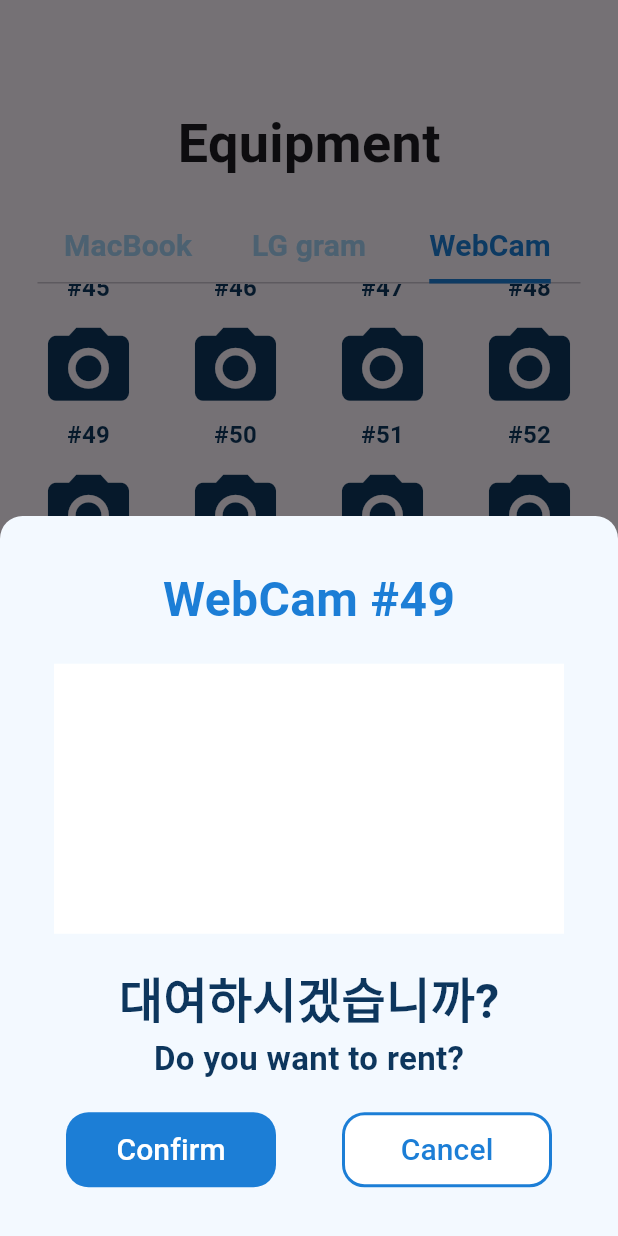
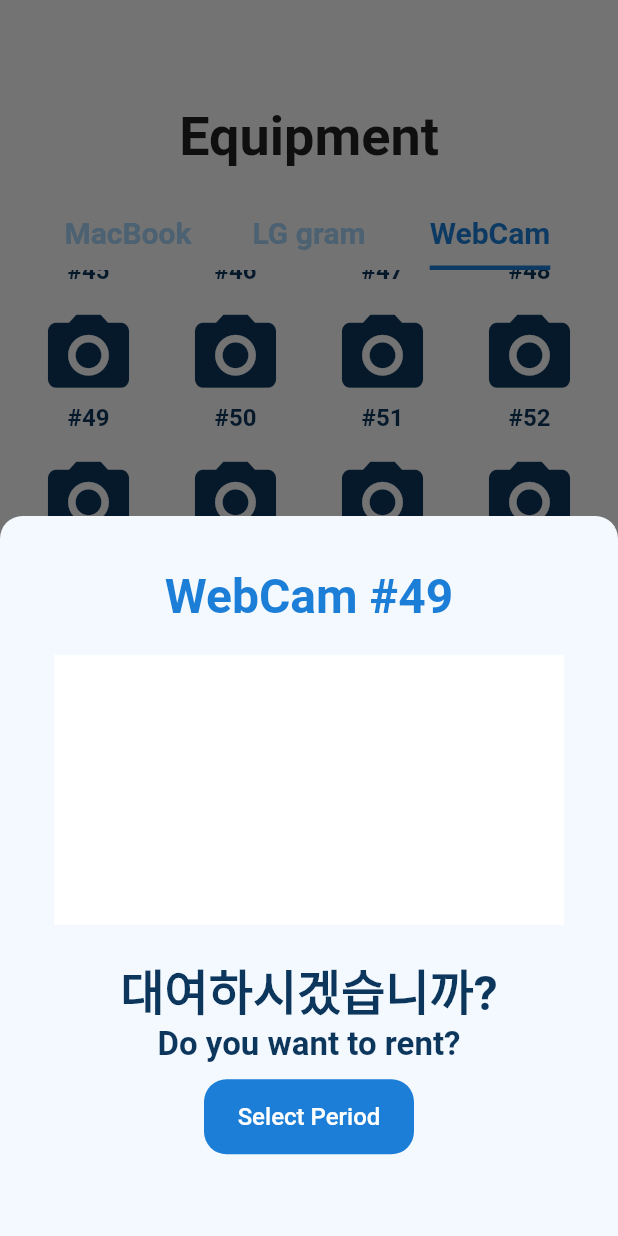
Before and after one commit to CAU-MobileApp-2023/CAU-rent, a Flutter app: the EquipmentPage screen opened directly, tab 3 chosen, scrolled down 1152 dp, after a tap on the "photo camera" icon, on a phone screen of 412 x 824 dp. Run offline on Flutter 3.47's test engine with Material 3 defaults, Android fonts, the phone set to English and light mode, and no system bars; our stand-ins replace syncfusion_flutter_datepicker.

Commit message:
[FEAT] 장비 대여 기능 초기 구현

```diff
--- a/lib/equipment_page.dart
+++ b/lib/equipment_page.dart
@@ -1,5 +1,6 @@
 import 'package:flutter/material.dart';
 import 'package:teamproject/style.dart';
+import 'package:syncfusion_flutter_datepicker/datepicker.dart';
 
 class EquipmentPage extends StatefulWidget {
   const EquipmentPage({super.key});
@@ -150,11 +151,16 @@ class _EquipmentPageState extends State<EquipmentPage> {
   }
 
   void _showModalBottomSheet(BuildContext context, String equipmentType, int equipmentNum) {
+    DateTimeRange? selectedDateRange;
+    bool isDateSelected = false; // 날짜 선택 상태 추적
+
     showModalBottomSheet(
       context: context,
       backgroundColor: Colors.transparent,
       isScrollControlled: true,
       builder: (BuildContext context) {
+        return StatefulBuilder(
+          builder: (BuildContext context, StateSetter setState) {
             return Container(
               height: 480,
               decoration: const BoxDecoration(
@@ -179,14 +185,19 @@ class _EquipmentPageState extends State<EquipmentPage> {
                     'Do you want to rent?',
                     style: TextStyle(fontSize: 22, color: AppColor.Blue4, fontWeight: FontWeight.bold),
                   ),
-              const SizedBox(height: 20),
-              Row(
-                mainAxisAlignment: MainAxisAlignment.spaceEvenly,
-                children: [
+                  const SizedBox(height: 10),
+                  // 날짜 선택 버튼
+                  if (!isDateSelected)
                     TextButton(
                       onPressed: () {
-                      // equipmentType, equipmentNum
-                      Navigator.of(context).pop(); // AlertDialog 닫기
+                        _showDatePickerDialog(context, (DateTimeRange? range) {
+                          if (range != null) {
+                            setState(() {
+                              selectedDateRange = range;
+                              isDateSelected = true;
+                            });
+                          }
+                        });
                       },
                       style: ButtonStyle(
                         backgroundColor: MaterialStateProperty.all<Color>(AppColor.Blue),
@@ -194,43 +205,129 @@ class _EquipmentPageState extends State<EquipmentPage> {
                         fixedSize: MaterialStateProperty.all<Size>(const Size(140, 50)),
                         shape: MaterialStateProperty.all<OutlinedBorder>(
                             RoundedRectangleBorder(
-                            borderRadius: BorderRadius.circular(15.0), // 버튼의 모서리를 둥글게
+                              borderRadius: BorderRadius.circular(15.0),
                             )
                         ),
                       ),
                       child: const Text(
-                      'Confirm',
-                      style: TextStyle(fontSize: 20),
+                        'Select Period',
+                        style: TextStyle(fontSize: 16),
                       ),
+                    ),
+                  // 선택된 날짜 범위 표시
+                  if (selectedDateRange != null)
+                    Padding(
+                      padding: const EdgeInsets.all(8.0),
+                      child: Text(
+                        'Selected Period: ${selectedDateRange?.start.toLocal().toString().split(' ')[0]} - ${selectedDateRange?.end.toLocal().toString().split(' ')[0]}',
+                        style: const TextStyle(fontSize: 16, color: AppColor.Blue4),
+                      ),
+                    ),
+                  // 'Confirm' 및 'Cancel' 버튼 (날짜가 선택된 경우에만 활성화)
+                  if (isDateSelected)
+                    Row(
+                      mainAxisAlignment: MainAxisAlignment.spaceEvenly,
+                      children: [
+                        TextButton(
+                          onPressed: () {
+                            // 대여 처리 로직
+                            Navigator.of(context).pop();
+                          },
+                          style: ButtonStyle(
+                            backgroundColor: MaterialStateProperty.all<Color>(AppColor.Blue),
+                            foregroundColor: MaterialStateProperty.all<Color>(Colors.white),
+                            fixedSize: MaterialStateProperty.all<Size>(const Size(120, 40)),
+                            shape: MaterialStateProperty.all<OutlinedBorder>(
+                                RoundedRectangleBorder(
+                                  borderRadius: BorderRadius.circular(15.0),
+                                )
+                            ),
+                          ),
+                          child: const Text('Confirm', style: TextStyle(fontSize: 20)),
                         ),
                         TextButton(
                           onPressed: () {
-                      Navigator.of(context).pop(); // AlertDialog 닫기
+                            Navigator.of(context).pop();
                           },
                           style: ButtonStyle(
-                      backgroundColor: MaterialStateProperty.all<Color>(Colors.white),
-                      foregroundColor: MaterialStateProperty.all<Color>(AppColor.Blue),
-                      side: MaterialStateProperty.all<BorderSide>(const BorderSide(color: AppColor.Blue, width: 2.0)),
-                      fixedSize: MaterialStateProperty.all<Size>(const Size(140, 50)),
+                            backgroundColor: MaterialStateProperty.all<Color>(AppColor.Blue),
+                            foregroundColor: MaterialStateProperty.all<Color>(Colors.white),
+                            fixedSize: MaterialStateProperty.all<Size>(const Size(120, 40)),
                             shape: MaterialStateProperty.all<OutlinedBorder>(
                                 RoundedRectangleBorder(
-                            borderRadius: BorderRadius.circular(15.0), // 버튼의 모서리를 둥글게
+                                  borderRadius: BorderRadius.circular(15.0),
                                 )
                             ),
                           ),
-                    child: const Text(
-                      'Cancel',
-                      style: TextStyle(fontSize: 20),
-                    ),
+                          child: const Text('Cancel', style: TextStyle(fontSize: 20)),
                         ),
                       ],
                     ),
+                  const SizedBox(height: 20),
                 ],
               ),
             );
           },
         );
+      },
+    );
   }
+
+  void _showDatePickerDialog(BuildContext context, Function(DateTimeRange?) onSelect) {
+    DateTime? selectedStartDate;
+    DateTime? selectedEndDate;
+    DateTime maxDate = DateTime.now().add(const Duration(days: 90)); // 초기 maxDate 설정
+
+    showDialog(
+      context: context,
+      builder: (BuildContext context) {
+        return StatefulBuilder( // StatefulBuilder 추가
+            builder: (context, setState) {
+              return AlertDialog(
+                title: const Text('Select Date Range'),
+                content: Container(
+                  width: double.maxFinite,
+                  child: SfDateRangePicker(
+                    onSelectionChanged: (DateRangePickerSelectionChangedArgs args) {
+                      if (args.value is PickerDateRange) {
+                        final PickerDateRange range = args.value;
+                        selectedStartDate = range.startDate;
+                        selectedEndDate = range.endDate ?? range.startDate!.add(const Duration(days: 1));
+
+                        // 시작 날짜가 선택되면 maxDate 업데이트
+                        if (selectedStartDate != null) {
+                          setState(() {
+                            maxDate = selectedStartDate!.add(const Duration(days: 7));
+                          });
+                        }
+                      }
+                    },
+                    selectionMode: DateRangePickerSelectionMode.range,
+                    minDate: DateTime.now(),
+                    maxDate: maxDate, // 동적으로 변경된 maxDate 사용
+                  ),
+                ),
+                actions: <Widget>[
+                  TextButton(
+                    child: const Text('OK'),
+                    onPressed: () {
+                      Navigator.of(context).pop();
+                      onSelect(selectedStartDate != null && selectedEndDate != null
+                          ? DateTimeRange(start: selectedStartDate!, end: selectedEndDate!)
+                          : null);
+                    },
+                  ),
+                ],
+              );
+            }
+        );
+      },
+    );
+  }
+
+
+
+
 
   void _showUnavailableDialog(BuildContext context, String equipmentType, int equipmentNum) {
     showDialog(
--- a/lib/main.dart
+++ b/lib/main.dart
@@ -13,9 +13,10 @@ class MyApp extends StatelessWidget {
 
   @override
   Widget build(BuildContext context) {
-    return const MaterialApp(
+    return MaterialApp(
       debugShowCheckedModeBanner: false,
-      home: LogInPage(),
+      home: const LogInPage(),
+      theme: ThemeData(useMaterial3: false),
     );
   }
 }
--- a/pubspec.yaml
+++ b/pubspec.yaml
@@ -31,12 +31,13 @@ dependencies:
   flutter:
     sdk: flutter
   http: ^1.1.0
+  syncfusion_flutter_datepicker: ^23.2.6
 
 
   # The following adds the Cupertino Icons font to your application.
   # Use with the CupertinoIcons class for iOS style icons.
   cupertino_icons: ^1.0.2
-  intl: ^0.17.0
+  intl: ^0.18.1
 
 dev_dependencies:
   flutter_test:
```
Lines whose indentation alone changed are shown as unchanged.
